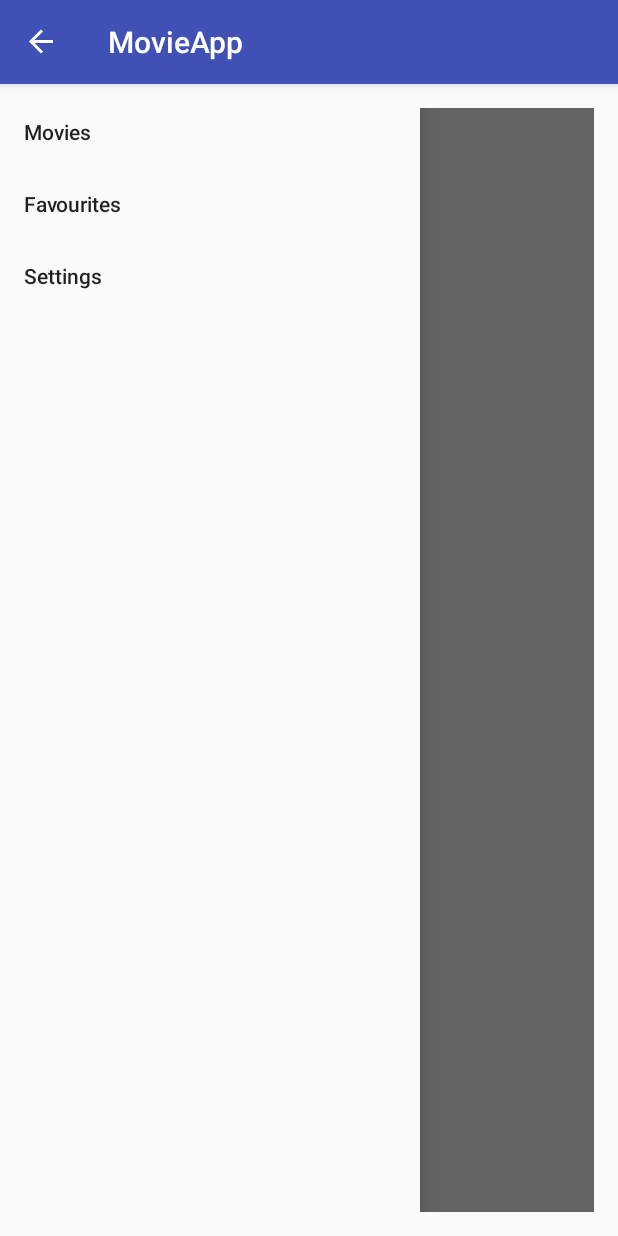
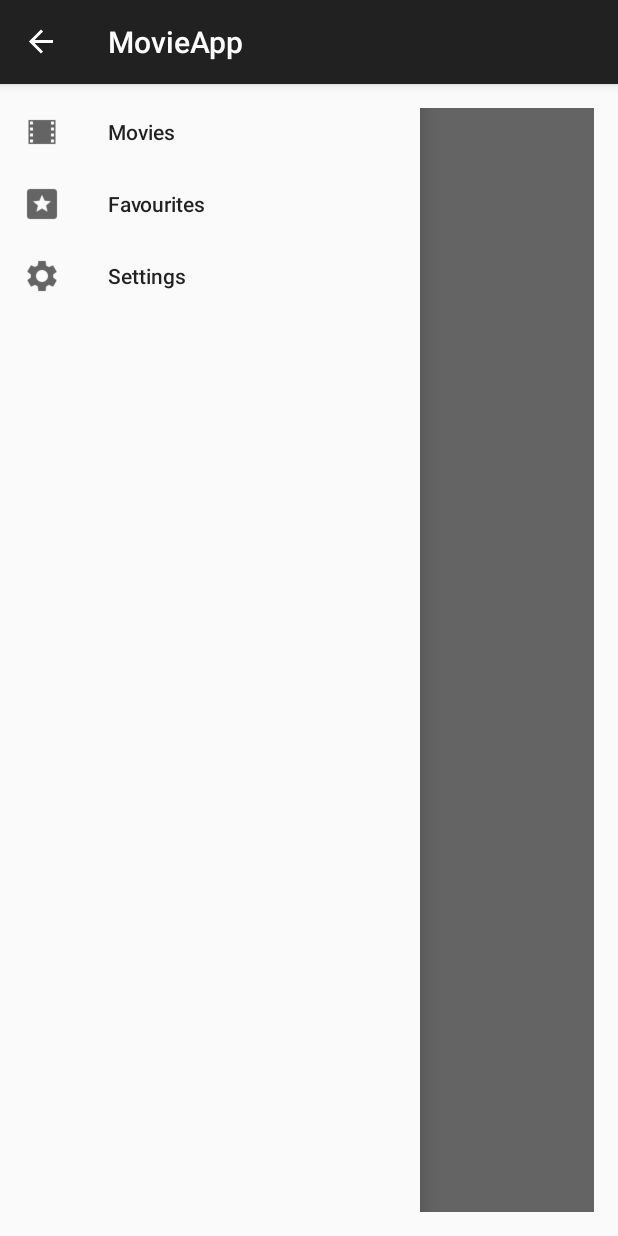
Before and after one commit to ekalac1/MovieApp, an Android app: the screen it shows after launch (MainActivity), with the side drawer open, on a phone screen of 412 x 824 dp. Run offline under Robolectric (Android 15) with nearby library versions, the phone set to English and light mode, and no system bars; 1 statement that could not run was skipped.

Commit message:
Showing movies posters.

```diff
--- a/MovieApp/app/src/main/java/ba/unsa/etf/rma/elza_kalac/movieapp/ApiInterface.java
+++ b/MovieApp/app/src/main/java/ba/unsa/etf/rma/elza_kalac/movieapp/ApiInterface.java
@@ -10,9 +10,13 @@ import retrofit2.http.Query;
  */
 public interface ApiInterface {
 
-    @GET("movie/top_rated")
+    //Samo mjenjaj rijec iza "movie/ i dobijas razlicita rjesenja, npr za filmove
+    //top_reted, popular, now_playing, upcoming
+    //npr ovdje stavljaj url sa stranice i dobijas razlicite rezultate
+    //pazi da ne pocinje sa /
+    @GET("movie/popular")
     Call<MovieResponse> getTopRatedMovies(@Query("api_key") String apiKey);
 
-    @GET("movie/{id}")
-    Call<Movie> getMovieDetails(@Path("id") int id, @Query("api_key") String apiKey);
+  //  @GET("movie/{id}")
+   // Call<Movie> getMovieDetails(@Path("id") int id, @Query("api_key") String apiKey);
 }
--- a/MovieApp/app/src/main/java/ba/unsa/etf/rma/elza_kalac/movieapp/MainActivity.java
+++ b/MovieApp/app/src/main/java/ba/unsa/etf/rma/elza_kalac/movieapp/MainActivity.java
@@ -1,12 +1,20 @@
 package ba.unsa.etf.rma.elza_kalac.movieapp;
 
+import android.app.SearchManager;
+import android.app.TabActivity;
+import android.content.Context;
+import android.content.Intent;
 import android.os.Bundle;
 import android.support.v4.widget.DrawerLayout;
 import android.support.v7.app.ActionBarDrawerToggle;
 import android.support.v7.app.AppCompatActivity;
 import android.util.Log;
+import android.view.MenuInflater;
 import android.view.MenuItem;
+import android.view.Menu;
 import android.widget.GridView;
+import android.widget.SearchView;
+import android.widget.TabHost;
 import android.widget.Toast;
 
 import java.util.List;
@@ -15,11 +23,12 @@ import retrofit2.Call;
 import retrofit2.Callback;
 import retrofit2.Response;
 
+
 public class MainActivity extends AppCompatActivity {
 
     private DrawerLayout mDrawerLayout;
     private ActionBarDrawerToggle mToogle;
-    private final static String API_KEY = "";
+    private final static String API_KEY = "14f1ed2b33d9c95e73a70d058755a031";
     private static final String TAG = MainActivity.class.getSimpleName();
 
     @Override
@@ -27,7 +36,7 @@ public class MainActivity extends AppCompatActivity {
         super.onCreate(savedInstanceState);
         setContentView(R.layout.activity_main);
 
-        mDrawerLayout = (DrawerLayout)findViewById(R.id.drawerLayout);
+        mDrawerLayout = (DrawerLayout) findViewById(R.id.drawerLayout);
         mToogle = new ActionBarDrawerToggle(this, mDrawerLayout, R.string.app_name, R.string.app_name);
 
         mDrawerLayout.addDrawerListener(mToogle);
@@ -35,8 +44,6 @@ public class MainActivity extends AppCompatActivity {
 
 
         getSupportActionBar().setDisplayHomeAsUpEnabled(true);
-
-
 
 
 
@@ -54,35 +61,35 @@ public class MainActivity extends AppCompatActivity {
             @Override
             public void onResponse(Call<MovieResponse> call, Response<MovieResponse> response) {
                 List<Movie> movies = response.body().getResults();
-                /*final ListView list = (ListView) findViewById(R.id.listView);*/
                 final MyAdapter adapter = new MyAdapter(getApplicationContext(), R.layout.element_liste, movies);
-               /* list.setAdapter(adapter);*/
-                final GridView grid = (GridView) findViewById(R.id.gridView3);
+                final GridView grid = (GridView) findViewById(R.id.gridView2);
                 grid.setAdapter(adapter);
-
             }
 
             @Override
             public void onFailure(Call<MovieResponse> call, Throwable t) {
                 // Log error here since request failed
                 Log.e(TAG, t.toString());
+                Toast.makeText(getApplicationContext(), "Failed", Toast.LENGTH_LONG).show();
+                return;
             }
         });
 
 
+    }
 
 
 
-    }
-
     @Override
-    public boolean onOptionsItemSelected(MenuItem item)
-    {
-        if (mToogle.onOptionsItemSelected(item))
-        {
+    public boolean onOptionsItemSelected(MenuItem item) {
+        if (mToogle.onOptionsItemSelected(item)) {
             return true;
         }
 
         return super.onOptionsItemSelected(item);
     }
+
+
+
+
 }
--- a/MovieApp/app/src/main/res/layout/activity_main.xml
+++ b/MovieApp/app/src/main/res/layout/activity_main.xml
@@ -17,16 +17,19 @@
 
         <GridView
             android:layout_width="match_parent"
-            android:layout_height="514dp"
-            android:id="@+id/gridView3"
+            android:layout_height="match_parent"
+            android:id="@+id/gridView2"
             android:nestedScrollingEnabled="false"
             android:numColumns="2"
             android:layout_marginLeft="20dp"
             android:layout_marginRight="20dp"
             android:layout_gravity="center_horizontal"
             android:layout_alignParentTop="true"
-            android:layout_alignParentStart="true" />
+            android:layout_alignParentStart="true"
+            android:verticalSpacing="0dp" />
+
     </RelativeLayout>
+
     <android.support.design.widget.NavigationView
         android:layout_width="wrap_content"
         android:layout_height="match_parent"
--- a/MovieApp/app/src/main/res/layout/proba.xml
+++ /dev/null
@@ -1,6 +0,0 @@
-<?xml version="1.0" encoding="utf-8"?>
-<LinearLayout xmlns:android="http://schemas.android.com/apk/res/android"
-    android:orientation="vertical" android:layout_width="match_parent"
-    android:layout_height="match_parent">
-
-</LinearLayout>
--- a/MovieApp/app/src/main/res/menu/menu.xml
+++ b/MovieApp/app/src/main/res/menu/menu.xml
@@ -1,15 +1,14 @@
 <?xml version="1.0" encoding="utf-8"?>
 <menu xmlns:android="http://schemas.android.com/apk/res/android">
     <item android:id="@+id/open"
-
-        android:title="Movies" />
-
+        android:title="Movies"
+        android:icon="@drawable/movie48"/>
     <item android:id="@+id/save"
-
-        android:title="Favourites" />
+        android:title="Favourites"
+        android:icon="@drawable/rating48"/>
 
     <item android:id="@+id/sett"
-
-        android:title="Settings" />
+        android:title="Settings"
+        android:icon="@drawable/settings48"/>
 
 </menu>
--- a/MovieApp/app/src/main/res/values/strings.xml
+++ b/MovieApp/app/src/main/res/values/strings.xml
@@ -1,4 +1,4 @@
 <resources>
     <string name="app_name">MovieApp</string>
-    <string name="title_activity_tab1">tab1</string>
+    <string name="search_hint">Search</string>
 </resources>
```
Also changed, not shown: MovieApp/app/src/main/AndroidManifest.xml (+19 -7 lines), MovieApp/app/src/main/java/ba/unsa/etf/rma/elza_kalac/movieapp/MyAdapter.java (+56 -1 lines), MovieApp/app/src/main/res/layout/activity_tab1.xml (deleted, +0 -12 lines), MovieApp/app/src/main/res/layout/activity_tab2.xml (deleted, +0 -12 lines), MovieApp/app/src/main/res/layout/element_liste.xml (+6 -3 lines), MovieApp/app/src/main/res/drawable/movie48.png (added), MovieApp/app/src/main/res/drawable/rating48.png (added), MovieApp/app/src/main/res/drawable/settings48.png (added).
